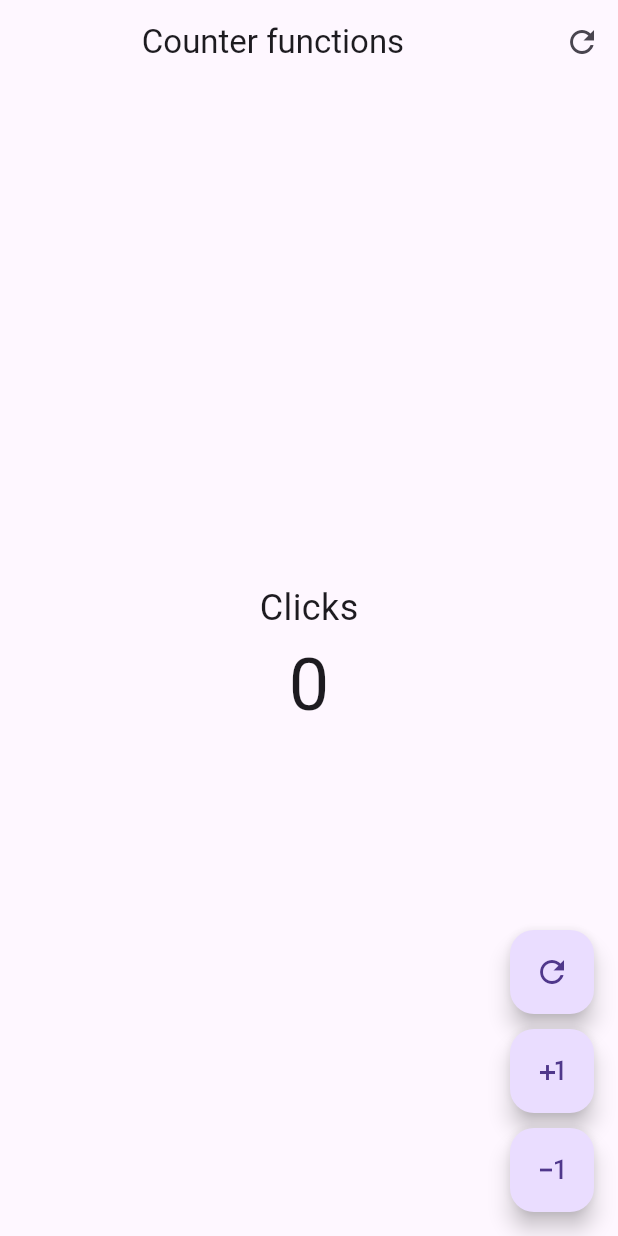
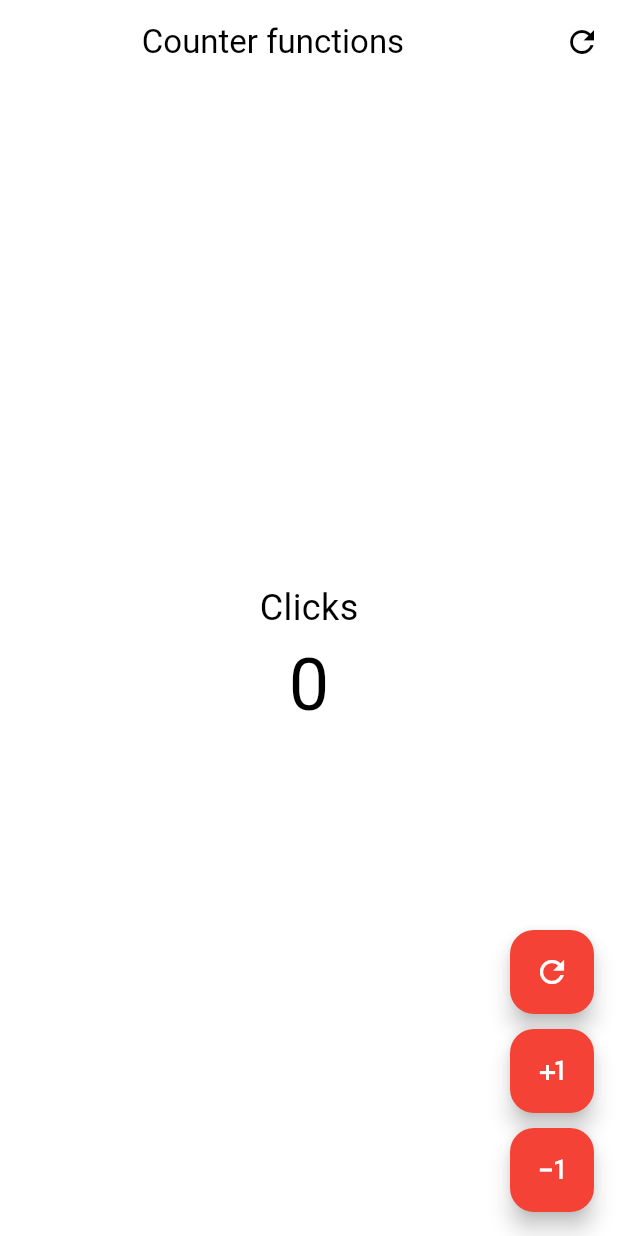
Before and after one commit to id4n4/study-flutter, a Flutter app: the CounterFunctionsScreen screen opened directly, on a phone screen of 412 x 824 dp. Run offline on Flutter 3.47's test engine with Material 3 defaults, Android fonts, the phone set to English and light mode, and no system bars; our stand-ins replace animate_do, dio, logger, video_player.

Commit message:
add theme config

```diff
--- /dev/null
+++ b/widgets_app/lib/config/theme/app_theme.dart
@@ -0,0 +1,24 @@
+import 'package:flutter/material.dart';
+
+const colorList = [
+  Colors.blue,
+  Colors.red,
+  Colors.green,
+  Colors.purple,
+  Colors.orange,
+];
+
+class AppTheme {
+  final int selectedColor;
+
+  AppTheme({
+    this.selectedColor = 0,
+  }) : assert(selectedColor >= 0 && selectedColor < colorList.length,
+            'Selected color index is out of range 0 - ${colorList.length - 1}');
+
+  ThemeData getTheme() => ThemeData(
+        colorScheme: ColorScheme.fromSwatch(
+          primarySwatch: colorList[selectedColor],
+        ),
+      );
+}
--- a/widgets_app/lib/main.dart
+++ b/widgets_app/lib/main.dart
@@ -1,4 +1,5 @@
 import 'package:flutter/material.dart';
+import 'package:widgets_app/config/theme/app_theme.dart';
 
 void main() {
   runApp(const MainApp());
@@ -9,8 +10,10 @@ class MainApp extends StatelessWidget {
 
   @override
   Widget build(BuildContext context) {
-    return const MaterialApp(
-      home: Scaffold(
+    return MaterialApp(
+      debugShowCheckedModeBanner: false,
+      theme: AppTheme(selectedColor: 1).getTheme(),
+      home: const Scaffold(
         body: Center(
           child: Text('Hello World!'),
         ),
```
